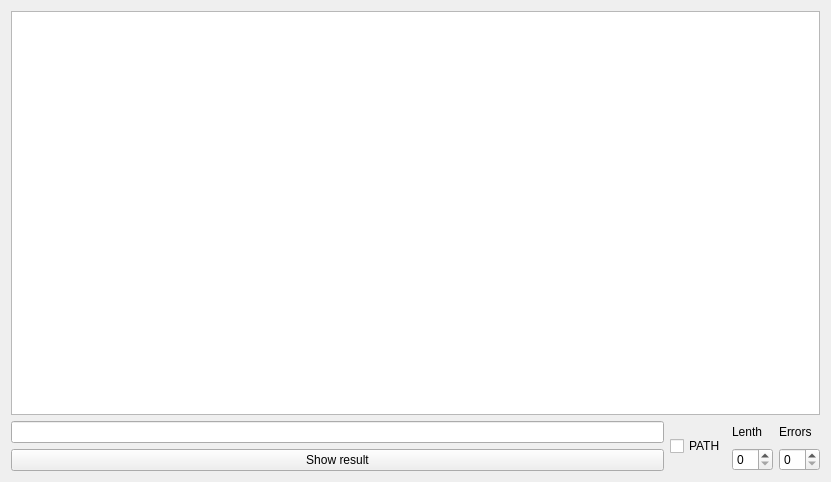
Old version of the form mainwindow.ui in the repository MadCatDestiny/Hamming-messenger.
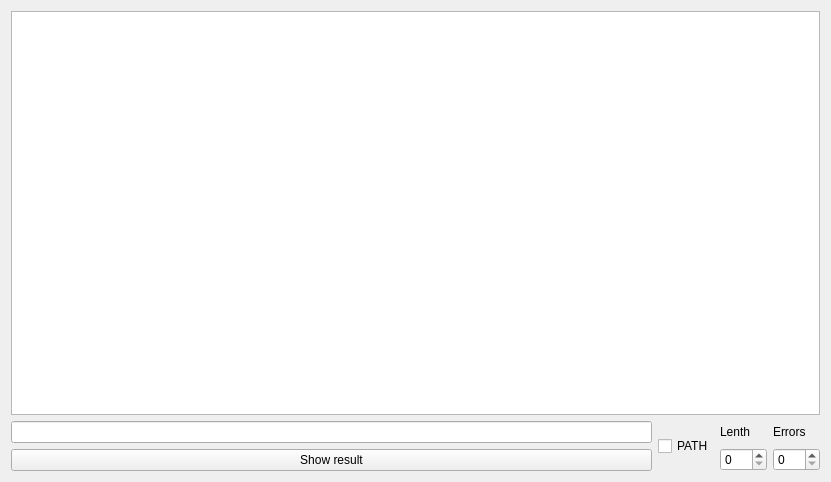
New version of the form.

```diff
--- a/mainwindow.ui
+++ b/mainwindow.ui
@@ -57,7 +57,11 @@
            </widget>
           </item>
           <item>
-           <widget class="QSpinBox" name="lenth_spinBox"/>
+           <widget class="QSpinBox" name="lenth_spinBox">
+            <property name="maximum">
+             <number>999</number>
+            </property>
+           </widget>
           </item>
          </layout>
         </item>
@@ -71,7 +75,11 @@
            </widget>
           </item>
           <item>
-           <widget class="QSpinBox" name="errors_spinBox"/>
+           <widget class="QSpinBox" name="errors_spinBox">
+            <property name="maximum">
+             <number>999</number>
+            </property>
+           </widget>
           </item>
          </layout>
         </item>
```
